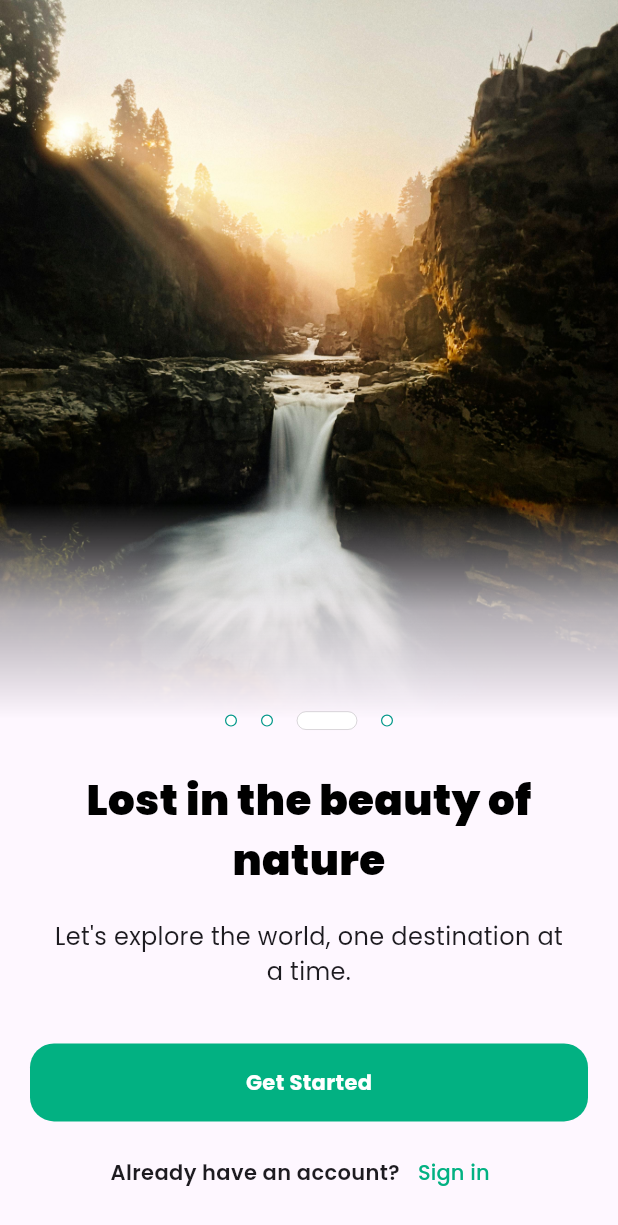
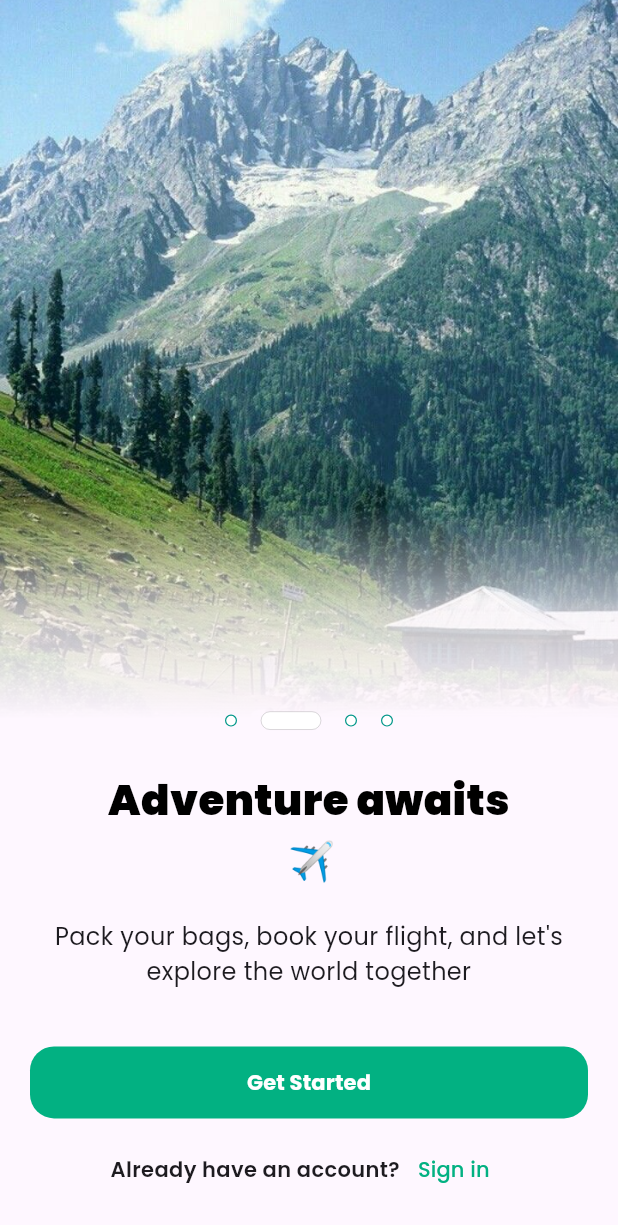
Before and after one commit to ArindamBhatta/travle-app, a Flutter app: the screen it shows after launch, swiped to page 3, on a phone screen of 412 x 824 dp. Shown: the top 1225 px of the screen. Run offline on Flutter 3.47's test engine with Material 3 defaults, Android fonts, the phone set to English and light mode, and no system bars; drawn by our look-alikes of dots_indicator; our stand-ins replace google_fonts.

```diff
--- a/lib/Home_Page/button_widget.dart
+++ b/lib/Home_Page/button_widget.dart
@@ -1,6 +1,11 @@
 import 'package:flutter/material.dart';
 
 class ButtonWidget extends StatelessWidget {
+  final VoidCallback onPress;
+  ButtonWidget({
+    super.key,
+    required this.onPress,
+  });
   @override
   Widget build(BuildContext context) {
     double height = MediaQuery.of(context).size.height;
@@ -14,16 +19,18 @@ class ButtonWidget extends StatelessWidget {
             padding: const EdgeInsets.symmetric(horizontal: 20, vertical: 10),
             child: Container(
               alignment: Alignment.center,
-              padding: const EdgeInsets.all(16),
               decoration: BoxDecoration(
                 borderRadius: BorderRadius.circular(16),
                 color: const Color.fromARGB(255, 2, 177, 130),
               ),
-              child: Text(
-                'Get Started',
-                style: TextStyle(
-                  color: Colors.white,
-                  fontWeight: FontWeight.bold,
+              child: TextButton(
+                onPressed: onPress,
+                child: Text(
+                  'Get Started',
+                  style: TextStyle(
+                    color: Colors.white,
+                    fontWeight: FontWeight.bold,
+                  ),
                 ),
               ),
             ),
--- a/lib/Home_Page/home_page.dart
+++ b/lib/Home_Page/home_page.dart
@@ -1,3 +1,5 @@
+import 'dart:math';
+
 import 'package:dots_indicator/dots_indicator.dart';
 import 'package:flutter/material.dart';
 import 'package:travel_app/Home_Page/button_widget.dart';
@@ -39,37 +41,55 @@ class _HomePageState extends State<HomePage> {
 
   late PageController _pageController;
   late Timer _timer;
-  int currentPage = 0; //* use by DotsIndicator
-  int nextPage = 1; //* use by page controller
+  int currentPage = 0;
+  bool isPlaying = true;
+
+  List<Map<String, String>> get extendedList {
+    return [list.last, ...list, list.first];
+  }
 
   @override
   void initState() {
     super.initState();
-    _pageController = PageController();
+    _pageController = PageController(initialPage: 1);
 
     _pageController.addListener(() {
+      int page = _pageController.page!.round();
       setState(() {
-        currentPage = _pageController.page!.round(); //double to int
+        currentPage = page - 1;
       });
+
+      if (page == extendedList.length - 1) {
+        _pageController.jumpToPage(1);
+      } else if (page == 0) {
+        _pageController.jumpToPage(extendedList.length - 2);
+      }
     });
 
+    startAutoSlide();
+  }
+
+  void startAutoSlide() {
     _timer = Timer.periodic(
-      const Duration(seconds: 4),
+      const Duration(seconds: 2),
       (timer) {
-        nextPage = currentPage + 1;
-
-        if (nextPage == list.length) {
-          nextPage = 0;
-          currentPage = 0;
+        if (isPlaying) {
+          int nextPage = _pageController.page!.round() + 1;
+          _pageController.animateToPage(
+            nextPage,
+            duration: const Duration(seconds: 2),
+            curve: Curves.easeInOut,
+          );
         }
-
-        _pageController.animateToPage(
-          nextPage,
-          duration: const Duration(seconds: 2),
-          curve: Curves.easeInOut,
-        );
       },
     );
+  }
+
+  void stopAutoSlide() {
+    setState(() {
+      isPlaying = false;
+    });
+    _timer.cancel();
   }
 
   @override
@@ -90,23 +110,26 @@ class _HomePageState extends State<HomePage> {
             height: height * 0.8,
             child: Stack(
               children: [
-                PageView(
+                PageView.builder(
+                  physics: const NeverScrollableScrollPhysics(),
                   controller: _pageController,
-                  children: list.map((iterateItem) {
+                  itemCount: extendedList.length,
+                  itemBuilder: (context, index) {
+                    final item = extendedList[index];
                     return ScrollableScreen(
-                      caption: iterateItem['caption'] ?? '',
-                      subCaption: iterateItem['subCaption'] ?? '',
-                      imageUrl: iterateItem['imageUrl'] ?? '',
+                      caption: item['caption'] ?? '',
+                      subCaption: item['subCaption'] ?? '',
+                      imageUrl: item['imageUrl'] ?? '',
                     );
-                  }).toList(),
+                  },
                 ),
                 Positioned(
-                  bottom: height * 0.2, // Position 20 pixels above the bottom
+                  bottom: height * 0.2,
                   left: 0,
                   right: 0,
                   child: Center(
                     child: DotsIndicator(
-                      dotsCount: list.length,
+                      dotsCount: list.length, // Show only real items in dots
                       position: currentPage.toInt(),
                       decorator: DotsDecorator(
                         shape: CircleBorder(
@@ -118,9 +141,8 @@ class _HomePageState extends State<HomePage> {
                         color: Colors.white,
                         spacing: const EdgeInsets.all(8.0),
                         activeColor: Colors.white,
-                        size: const Size(8.0, 8.0), // Size of inactive dots
-                        activeSize:
-                            const Size(40.0, 12.0), // Size of active dot
+                        size: const Size(8.0, 8.0),
+                        activeSize: const Size(40.0, 12.0),
                         activeShape: RoundedRectangleBorder(
                           side:
                               const BorderSide(color: Colors.black, width: 0.1),
@@ -133,7 +155,9 @@ class _HomePageState extends State<HomePage> {
               ],
             ),
           ),
-          ButtonWidget()
+          ButtonWidget(
+            onPress: stopAutoSlide,
+          ),
         ],
       ),
     );
```
